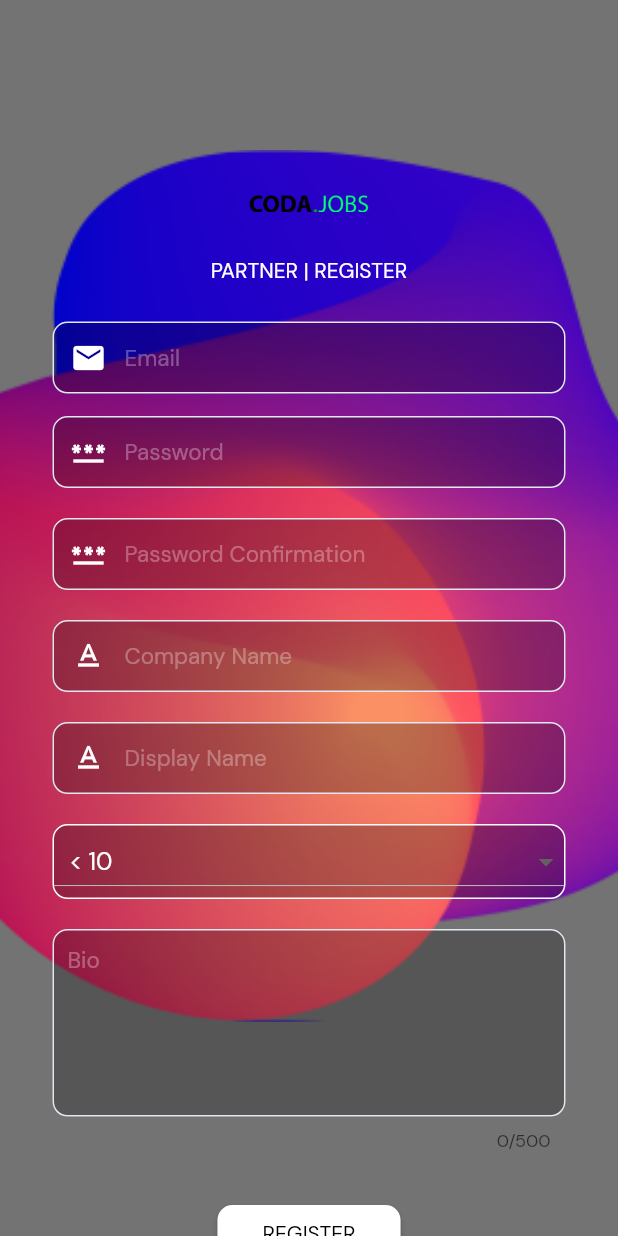
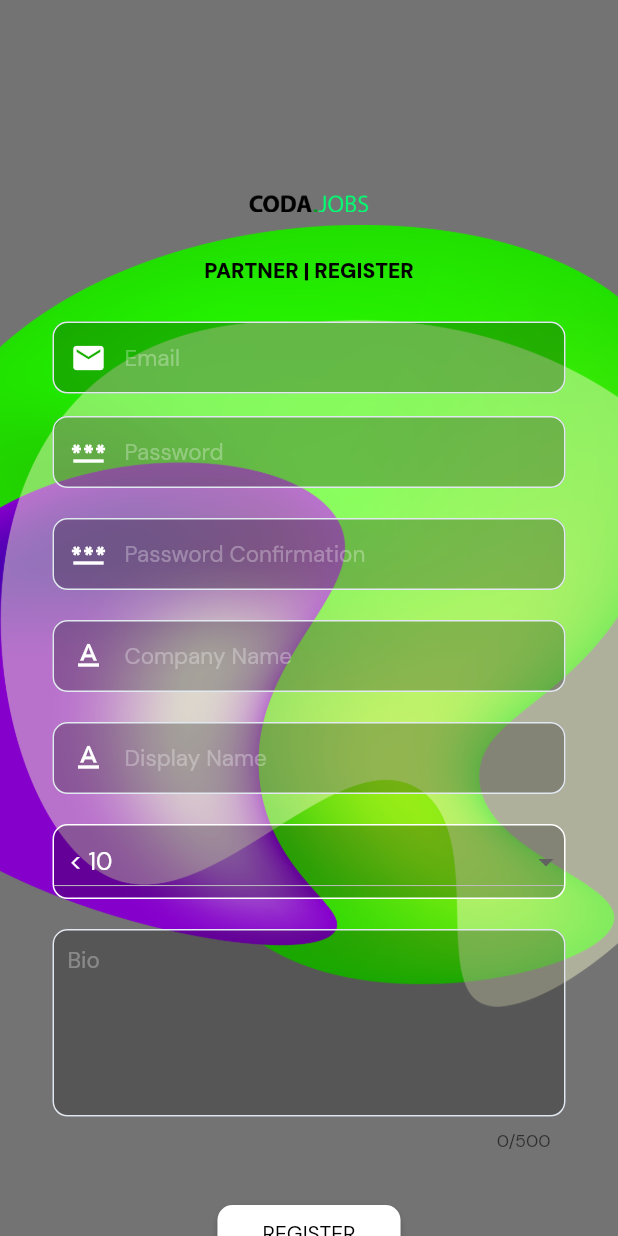
Before and after one commit to Nicholas-Cy/Partner-App, a Flutter app: the screen it shows after launch, after a tap on "Register", on a phone screen of 412 x 824 dp. Run offline on Flutter 3.47's test engine with Material 2 defaults, Android fonts, the phone set to English and light mode, and no system bars; our stand-ins replace device_info_plus, firebase_core, firebase_messaging, google_fonts, image_picker, shared_preferences; accounts and stored records are empty.

Commit message:
New/Asset: Login/Register screen asset change and color

```diff
--- a/lib/ui/authentication/login.dart
+++ b/lib/ui/authentication/login.dart
@@ -51,13 +51,13 @@ class _LoginPageState extends State<LoginPage> {
       body: Form(
         key: _formKey,
         child: Container(
-          color: Colors.black12,
+          color: Colors.white,
           child: Stack(
             alignment: Alignment.topCenter,
             children: [
               // BG Splash
               Positioned(
-                top: 100.0,
+                top: 170.0,
                 child: Image(
                   width: width + 200.0,
                   fit: BoxFit.cover,
@@ -77,7 +77,7 @@ class _LoginPageState extends State<LoginPage> {
                     children: [
                       const SizedBox(height: 200.0),
                       const Image(
-                        width: 80.0,
+                        width: 100.0,
                         fit: BoxFit.contain,
                         image: AssetImage('assets/images/logo.png'),
                       ),
@@ -93,7 +93,10 @@ class _LoginPageState extends State<LoginPage> {
                           child: Text("PARTNER | LOGIN",
                               softWrap: true,
                               style: GoogleFonts.dmSans(
-                                  textStyle: FontThemeData.btnText)),
+                                textStyle: FontThemeData.btnText,
+                                fontWeight: FontWeight.w900,
+                                color: Colors.black,
+                              )),
                         ),
                       ),
                       Padding(
@@ -163,7 +166,8 @@ class _LoginPageState extends State<LoginPage> {
                             child: Text(
                               "Forgot Password?",
                               style: GoogleFonts.dmSans(
-                                  textStyle: FontThemeData.btnText),
+                                  textStyle: FontThemeData.btnText,
+                                  color: Colors.white),
                               textAlign: TextAlign.left,
                             ),
                           ),
--- a/lib/ui/authentication/register.dart
+++ b/lib/ui/authentication/register.dart
@@ -69,7 +69,7 @@ class _RegisterState extends State<Register> {
           children: [
             // BG Splash
             Positioned(
-              top: 100.0,
+              top: 150.0,
               child: Image(
                 width: width + 200.0,
                 fit: BoxFit.cover,
@@ -107,7 +107,9 @@ class _RegisterState extends State<Register> {
                           child: Text("PARTNER | REGISTER",
                               softWrap: true,
                               style: GoogleFonts.dmSans(
-                                  textStyle: FontThemeData.btnText)),
+                                  textStyle: FontThemeData.btnText,
+                                  color: Colors.black,
+                                  fontWeight: FontWeight.w900)),
                         ),
                       ),
                       Padding(
```
Also changed, not shown: assets/illustrations/partner-app-login-bg.png.
